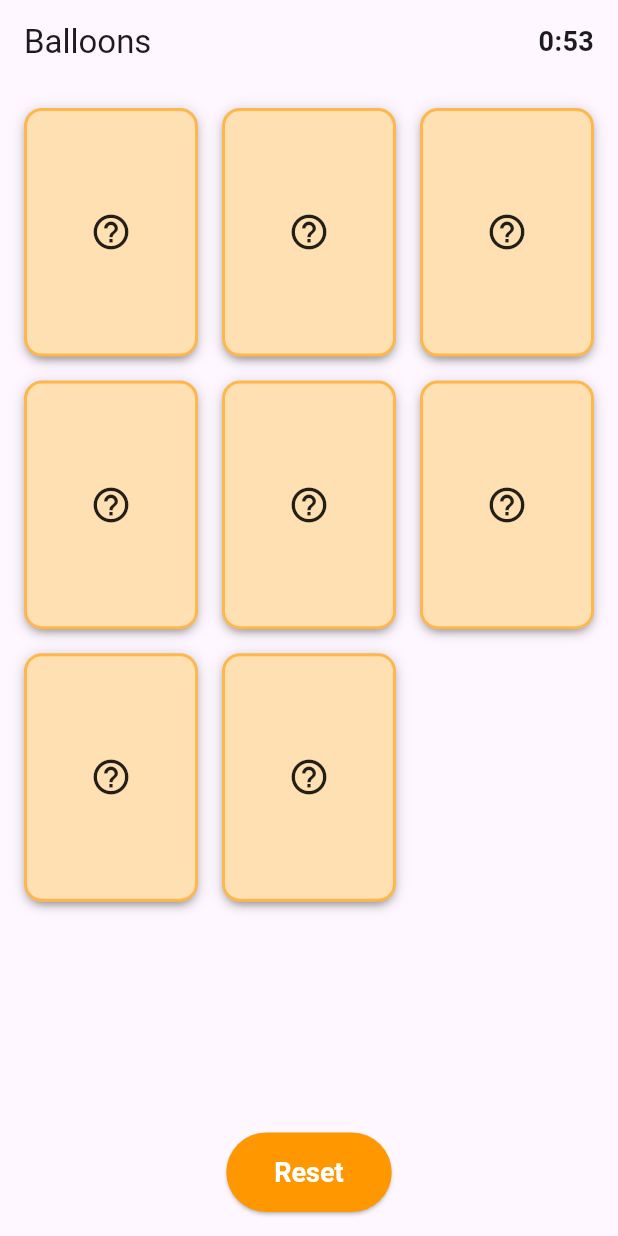
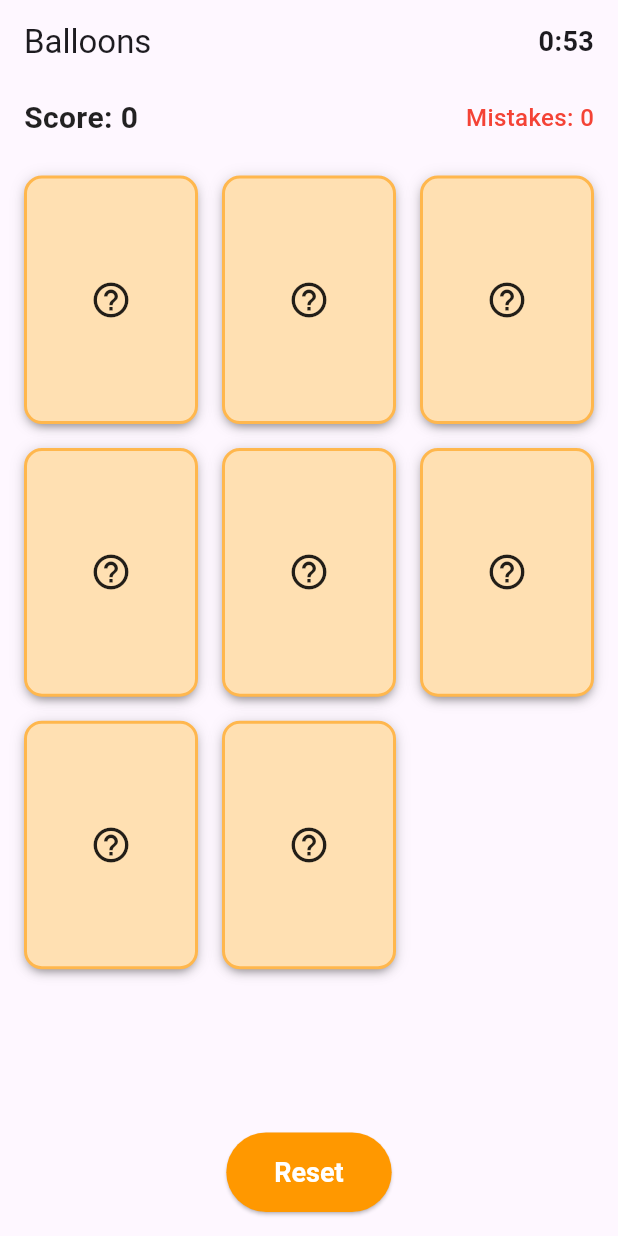
Before and after one commit to andrapop1523-sketch/concentration_game_app, a Flutter app: the screen it shows after launch, on a phone screen of 412 x 824 dp. Run offline on Flutter 3.47's test engine with Material 3 defaults, Android fonts, the phone set to English and light mode, and no system bars.

Commit message:
Add scoring

```diff
--- a/lib/game/game_screen.dart
+++ b/lib/game/game_screen.dart
@@ -22,6 +22,9 @@ class _GameScreenState extends State<GameScreen> {
   static const int _startSeconds = 60;
   int _secondsLeft = _startSeconds;
   Timer? _countdown;
+
+  // Scoring
+  int _wrongAttempts = 0;
 
   @override
   void initState() {
@@ -56,6 +59,22 @@ class _GameScreenState extends State<GameScreen> {
     return '$m:${sec.toString().padLeft(2, '0')}';
   }
 
+  int _calculateScore() {
+    if (disappearingPairs.isEmpty) return 0;
+
+    final matchScore = (disappearingPairs.length ~/ 2) * 25;
+
+    final timeBonus = (_secondsLeft * 2) ~/ 60;
+
+    final penalty = _wrongAttempts * 5;
+
+    final totalScore = matchScore + timeBonus - penalty;
+
+    return totalScore < 0 ? 0 : totalScore;
+  }
+
+  int get currentScore => _calculateScore();
+
   void resetGame() {
     flipBackTimer?.cancel();
     disappearTimer?.cancel();
@@ -67,6 +86,7 @@ class _GameScreenState extends State<GameScreen> {
       disappearingPairs.clear();
       deck = [...colors, ...colors]..shuffle();
       _secondsLeft = _startSeconds;
+      _wrongAttempts = 0;
     });
 
     _startCountdown();
@@ -101,6 +121,8 @@ class _GameScreenState extends State<GameScreen> {
           }
         });
       } else {
+        setState(() => _wrongAttempts++);
+
         flipBackTimer = Timer(const Duration(seconds: 1), () {
           if (!mounted) return;
           setState(flippedCards.clear);
@@ -141,6 +163,31 @@ class _GameScreenState extends State<GameScreen> {
       ),
       body: Column(
         children: [
+          // Score display
+          Container(
+            padding: const EdgeInsets.symmetric(horizontal: 16, vertical: 8),
+            child: Row(
+              children: [
+                Text(
+                  'Score: ${currentScore}',
+                  style: const TextStyle(
+                    fontSize: 20,
+                    fontWeight: FontWeight.bold,
+                    color: Colors.black87,
+                  ),
+                ),
+                const Spacer(),
+                Text(
+                  'Mistakes: $_wrongAttempts',
+                  style: const TextStyle(
+                    fontSize: 16,
+                    color: Colors.red,
+                    fontWeight: FontWeight.w500,
+                  ),
+                ),
+              ],
+            ),
+          ),
           Expanded(
             child: Stack(
               children: [
@@ -179,8 +226,11 @@ class _GameScreenState extends State<GameScreen> {
                 if (allCardsDisappeared)
                   Container(
                     color: Colors.black54,
-                    child: const Center(
-                      child: Text(
+                    child: Center(
+                      child: Column(
+                        mainAxisAlignment: MainAxisAlignment.center,
+                        children: [
+                          const Text(
                             'You Won!',
                             style: TextStyle(
                               fontSize: 48,
@@ -191,6 +241,20 @@ class _GameScreenState extends State<GameScreen> {
                               ],
                             ),
                           ),
+                          const SizedBox(height: 16),
+                          Text(
+                            'Final Score: $currentScore',
+                            style: const TextStyle(
+                              fontSize: 24,
+                              fontWeight: FontWeight.w600,
+                              color: Colors.white,
+                              shadows: [
+                                Shadow(offset: Offset(1, 1), blurRadius: 2, color: Colors.black54),
+                              ],
+                            ),
+                          ),
+                        ],
+                      ),
                     ),
                   ),
 
@@ -198,8 +262,11 @@ class _GameScreenState extends State<GameScreen> {
                 if (_timeUp && !allCardsDisappeared)
                   Container(
                     color: Colors.black54,
-                    child: const Center(
-                      child: Text(
+                    child: Center(
+                      child: Column(
+                        mainAxisAlignment: MainAxisAlignment.center,
+                        children: [
+                          const Text(
                             "Time's Up!",
                             style: TextStyle(
                               fontSize: 42,
@@ -209,6 +276,20 @@ class _GameScreenState extends State<GameScreen> {
                                 Shadow(offset: Offset(2, 2), blurRadius: 4, color: Colors.black54),
                               ],
                             ),
+                          ),
+                          const SizedBox(height: 16),
+                          Text(
+                            'Final Score: $currentScore',
+                            style: const TextStyle(
+                              fontSize: 24,
+                              fontWeight: FontWeight.w600,
+                              color: Colors.white,
+                              shadows: [
+                                Shadow(offset: Offset(1, 1), blurRadius: 2, color: Colors.black54),
+                              ],
+                            ),
+                          ),
+                        ],
                       ),
                     ),
                   ),
```
Lines whose indentation alone changed are shown as unchanged.
